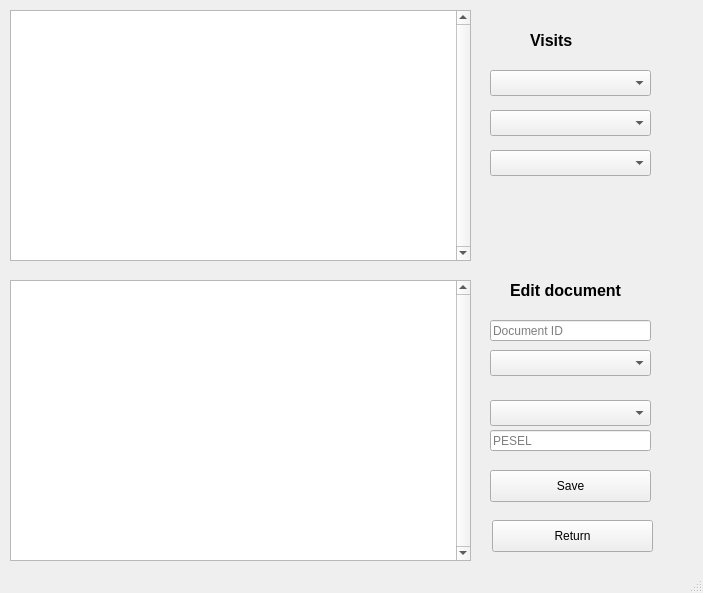
FilipHa5/Clinic-Management-PyMongo, file gui/Medician.ui: the form before one commit.
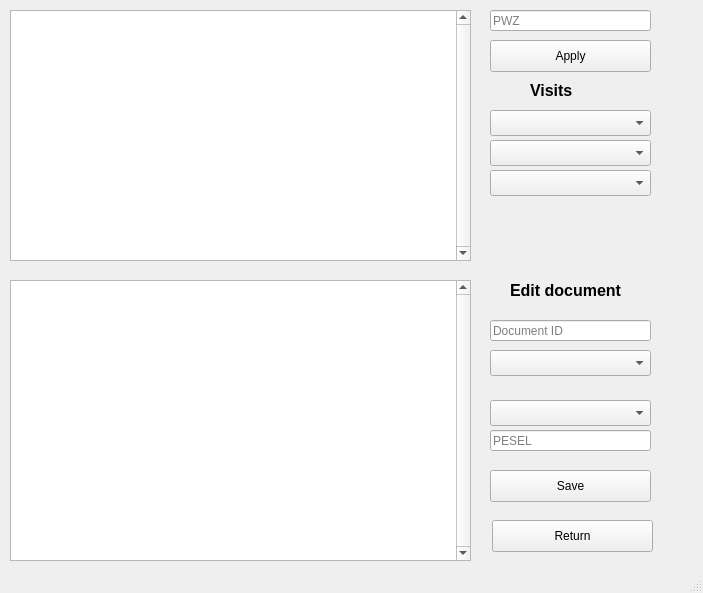
The form after the commit.

Patch:
```diff
--- a/gui/Medician.ui
+++ b/gui/Medician.ui
@@ -53,7 +53,7 @@
     <property name="geometry">
      <rect>
       <x>530</x>
-      <y>30</y>
+      <y>80</y>
       <width>91</width>
       <height>21</height>
      </rect>
@@ -171,32 +171,61 @@
     <property name="geometry">
      <rect>
       <x>490</x>
-      <y>70</y>
-      <width>161</width>
-      <height>26</height>
-     </rect>
-    </property>
-   </widget>
-   <widget class="QComboBox" name="visits_combo_box">
-    <property name="geometry">
-     <rect>
-      <x>490</x>
       <y>110</y>
       <width>161</width>
       <height>26</height>
      </rect>
     </property>
    </widget>
+   <widget class="QComboBox" name="visits_combo_box">
+    <property name="geometry">
+     <rect>
+      <x>490</x>
+      <y>140</y>
+      <width>161</width>
+      <height>26</height>
+     </rect>
+    </property>
+   </widget>
    <widget class="QComboBox" name="patients_combo_box">
     <property name="geometry">
      <rect>
       <x>490</x>
-      <y>150</y>
+      <y>170</y>
       <width>161</width>
       <height>26</height>
      </rect>
     </property>
    </widget>
+   <widget class="QLineEdit" name="pwz_line_edit">
+    <property name="geometry">
+     <rect>
+      <x>490</x>
+      <y>10</y>
+      <width>161</width>
+      <height>21</height>
+     </rect>
+    </property>
+    <property name="text">
+     <string/>
+    </property>
+    <property name="placeholderText">
+     <string>PWZ</string>
+    </property>
+   </widget>
+   <widget class="QPushButton" name="apply_pwz_push_button">
+    <property name="geometry">
+     <rect>
+      <x>490</x>
+      <y>40</y>
+      <width>161</width>
+      <height>32</height>
+     </rect>
+    </property>
+    <property name="text">
+     <string>Apply</string>
+    </property>
+   </widget>
   </widget>
   <widget class="QStatusBar" name="statusbar"/>
  </widget>
```
